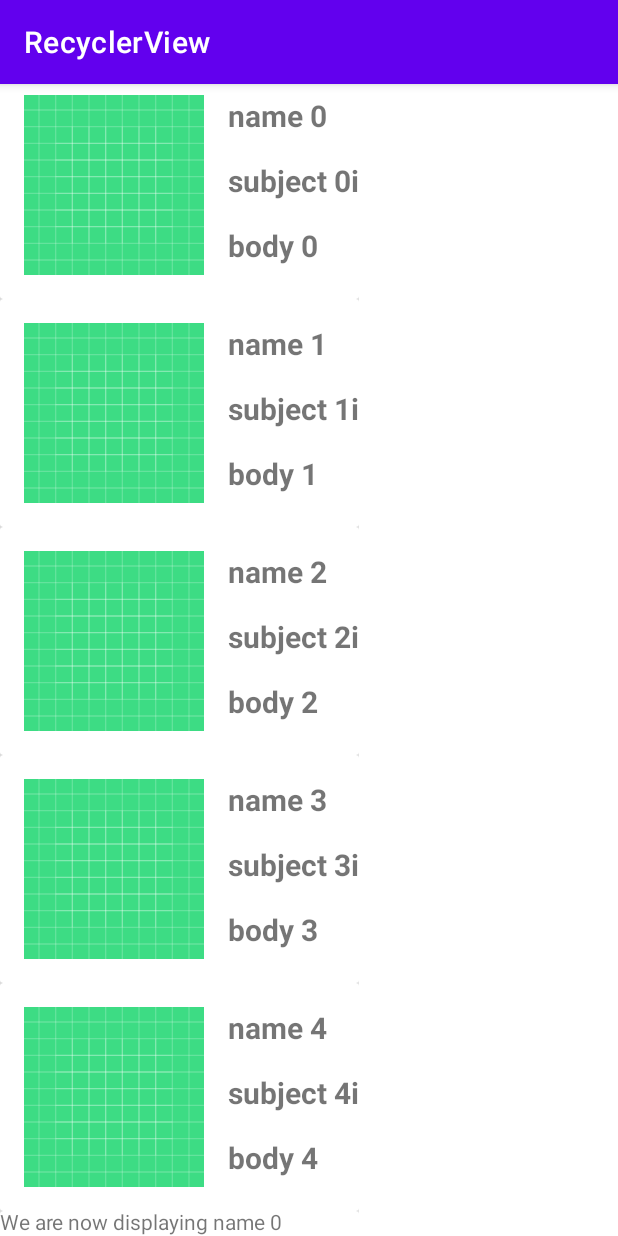
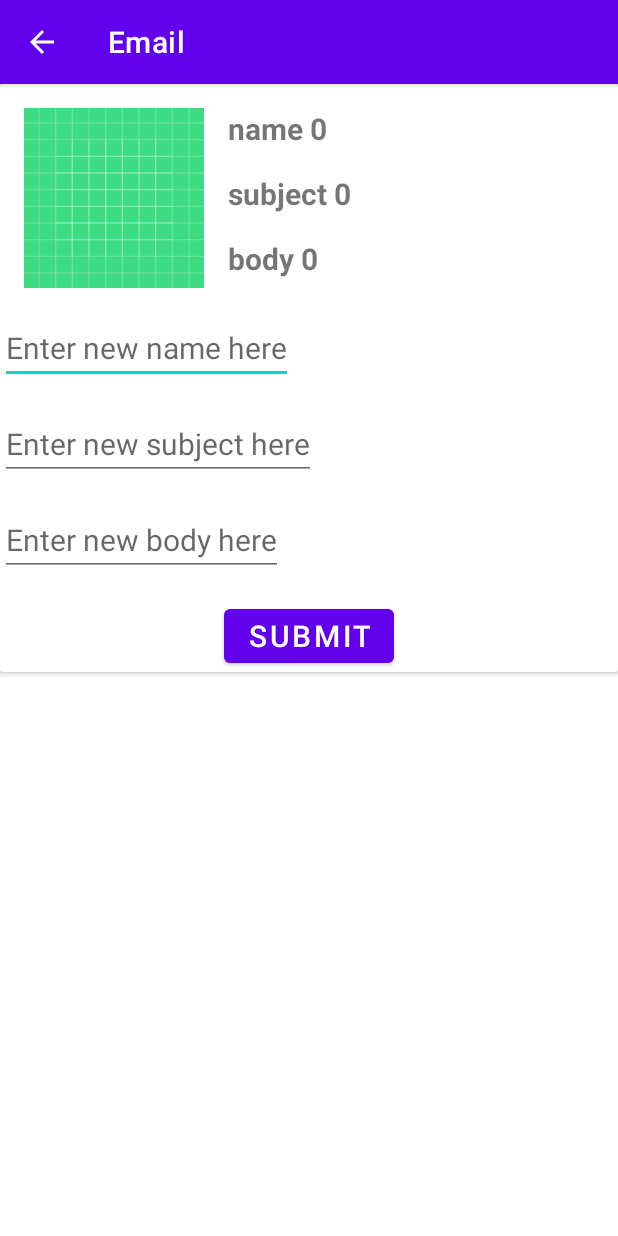
Before and after one commit to khaldrogo5540/RecyclerView_Assigment, an Android app: the screen it shows after launch (MainActivity before the commit, SecondActivity after it), after a tap on an icon or button, on a phone screen of 412 x 824 dp. Run offline under Robolectric (Android 15) with nearby library versions, the phone set to English and light mode, and no system bars; pictures from the network do not load.

Commit message:
Added second activity files for assignment purpose

```diff
--- a/app/build.gradle
+++ b/app/build.gradle
@@ -25,6 +25,9 @@ android {
         sourceCompatibility JavaVersion.VERSION_1_8
         targetCompatibility JavaVersion.VERSION_1_8
     }
+    buildFeatures {
+        viewBinding true
+    }
 }
 
 dependencies {
@@ -32,6 +35,8 @@ dependencies {
     implementation 'androidx.appcompat:appcompat:1.3.1'
     implementation 'com.google.android.material:material:1.4.0'
     implementation 'androidx.constraintlayout:constraintlayout:2.1.0'
+    implementation 'androidx.navigation:navigation-fragment:2.3.5'
+    implementation 'androidx.navigation:navigation-ui:2.3.5'
     testImplementation 'junit:junit:4.13.2'
     androidTestImplementation 'androidx.test.ext:junit:1.1.3'
     androidTestImplementation 'androidx.test.espresso:espresso-core:3.4.0'
--- a/app/src/main/java/com/example/recyclerview/Adapters/EmailViewHolder.java
+++ b/app/src/main/java/com/example/recyclerview/Adapters/EmailViewHolder.java
@@ -63,6 +63,8 @@ class EmailViewHolder extends RecyclerView.ViewHolder implements View.OnClickLis
     //override the onClick method
     @Override
     public void onClick(View v) {
+
         mListener.onEmailClicked(v, getAdapterPosition());
+
     }
 }
--- a/app/src/main/java/com/example/recyclerview/MainActivity.java
+++ b/app/src/main/java/com/example/recyclerview/MainActivity.java
@@ -1,11 +1,15 @@
 package com.example.recyclerview;
 
+import androidx.annotation.Nullable;
 import androidx.appcompat.app.AppCompatActivity;
 import androidx.recyclerview.widget.LinearLayoutManager;
 import androidx.recyclerview.widget.RecyclerView;
 
+import android.content.Intent;
 import android.os.Bundle;
+import android.os.Parcelable;
 import android.view.View;
+import android.webkit.ServiceWorkerController;
 import android.widget.TextView;
 import android.widget.Toast;
 
@@ -23,12 +27,13 @@ public class MainActivity extends AppCompatActivity implements EmailClickListene
     private RecyclerView mEmailRv;
     private List<Email> mEmailList;
     private TextView mMyTextView;
+    public static final int TEXT_REQUEST = 1;
+    private EmailAdapter mAdapter;
 
     @Override
     protected void onCreate(Bundle savedInstanceState) {
         super.onCreate(savedInstanceState);
         setContentView(R.layout.activity_main);
-
         initializeViews();
         getData();
         setUpRecyclerView();
@@ -49,7 +54,7 @@ public class MainActivity extends AppCompatActivity implements EmailClickListene
         for (int i=0; i<100; i++) {
             Email currentEmail = new Email(
                     "name " + i,
-                    "subject " + i + "i",
+                    "subject " + i,
                     "body " + i,
                     "https://purepng.com/public/uploads/large/purepng.com-mail-iconsymbolsiconsapple-iosiosios-8-iconsios-8-721522596075clftr.png"
             );
@@ -60,8 +65,8 @@ public class MainActivity extends AppCompatActivity implements EmailClickListene
 
     public void setUpRecyclerView() {
         //STEP 6: Initialize our adapter and set it to our recyclerview
-        EmailAdapter myAdapter = new EmailAdapter(mEmailList);
-        mEmailRv.setAdapter(myAdapter);
+        mAdapter = new EmailAdapter(mEmailList);
+        mEmailRv.setAdapter(mAdapter);
 
         //STEP 7: Set a linear layout manager to our recyclerview
         mEmailRv.setLayoutManager(
@@ -82,5 +87,42 @@ public class MainActivity extends AppCompatActivity implements EmailClickListene
                 "We are now displaying " + mEmailList.get(position).getName(),
                 Toast.LENGTH_LONG).show();
         mMyTextView.setText("We are now displaying " + mEmailList.get(position).getName());
+
+        Email clickedEmail = mEmailList.get(position);
+
+
+        Intent intent = new Intent(this, SecondActivity.class);
+        intent.putExtra(String.valueOf(SecondActivity.SELECTED_EMAIL_POSITION), position);
+        intent.putExtra(SecondActivity.SELECTED_EMAIL_OBJECT, clickedEmail);
+        startActivityForResult(intent,TEXT_REQUEST);
+
+//        intent.putExtra(SecondActivity.SELECTED_EMAIL_NAME, clickedEmail.getName());
+//        intent.putExtra(SecondActivity.SELECTED_EMAIL_BODY, clickedEmail.getBody());
+//        intent.putExtra(SecondActivity.SELECTED_EMAIL_SUBJECT, clickedEmail.getSubject());
+//        intent.putExtra(SecondActivity.SELECTED_EMAIL_URL, clickedEmail.getImageUrl());
+
+
+
+
+    }
+
+    @Override
+    protected void onActivityResult(int requestCode, int resultCode, @Nullable Intent data) {
+        super.onActivityResult(requestCode, resultCode, data);
+
+
+        if (requestCode == TEXT_REQUEST)
+        {
+            if (resultCode == RESULT_OK)
+            {
+                if (data != null)
+                {
+                    Email retrievedEmail = data.getParcelableExtra(SecondActivity.SELECTED_EMAIL_OBJECT);
+                    int position = data.getIntExtra(SecondActivity.SELECTED_EMAIL_POSITION, 0);
+                    mAdapter.setEmail(position, retrievedEmail);
+                }
+            }
+        }
+
     }
 }
--- /dev/null
+++ b/app/src/main/java/com/example/recyclerview/SecondActivity.java
@@ -0,0 +1,90 @@
+package com.example.recyclerview;
+
+import androidx.appcompat.app.AppCompatActivity;
+import androidx.recyclerview.widget.RecyclerView;
+
+import android.content.Intent;
+import android.os.Bundle;
+import android.view.View;
+import android.widget.EditText;
+import android.widget.ImageView;
+import android.widget.TextView;
+
+import com.bumptech.glide.Glide;
+import com.example.recyclerview.model.Email;
+
+public class SecondActivity extends AppCompatActivity {
+//    public static String SELECTED_EMAIL_NAME = "SELECTED_EMAIL_NAME";
+//    public static String SELECTED_EMAIL_BODY = "SELECTED_EMAIL_BODY";
+//    public static String SELECTED_EMAIL_SUBJECT = "SELECTED_EMAIL_SUBJECT";
+//    public static String SELECTED_EMAIL_URL = "SELECTED_EMAIL_URL";
+    public static String SELECTED_EMAIL_POSITION = "SELECTED_EMAIL_POSITION";
+    public static String SELECTED_EMAIL_OBJECT = "SELECTED_EMAIL_OBJECT";
+    public static final String EXTRA_REPLY = "com.example.android.secondactivity.extra.REPLY";
+
+
+    private Email mEmail;
+    private int mPosition;
+    private TextView mName;
+    private ImageView mImage;
+    private TextView mSubject;
+    private TextView mBody;
+    private EditText mUpdateName;
+    private EditText mUpdateSubject;
+    private EditText mUpdateBody;
+
+
+
+
+
+    @Override
+    protected void onCreate(Bundle savedInstanceState) {
+        super.onCreate(savedInstanceState);
+        setContentView(R.layout.activity_second);
+
+        mImage = findViewById(R.id.email_image);
+        mName = findViewById(R.id.name_t);
+        mSubject = findViewById(R.id.subject_t);
+        mBody = findViewById(R.id.body_t);
+        mUpdateName = findViewById(R.id.Edit_name);
+        mUpdateSubject= findViewById(R.id.Edit_subject);
+        mUpdateBody = findViewById(R.id.Edit_body);
+
+        Intent intent = getIntent();
+        if (intent != null) {
+            mEmail = intent.getParcelableExtra(SELECTED_EMAIL_OBJECT);
+            mPosition = intent.getIntExtra(SELECTED_EMAIL_POSITION, 0);
+
+//            String emailName = intent.getStringExtra(SELECTED_EMAIL_NAME);
+//            String emailBody = intent.getStringExtra(SELECTED_EMAIL_BODY);
+//            String emailSubject = intent.getStringExtra(SELECTED_EMAIL_SUBJECT);
+//            String emailUrl = intent.getStringExtra(SELECTED_EMAIL_URL);
+
+            mName.setText(mEmail.getName());
+            mSubject.setText(mEmail.getSubject());
+            mBody.setText(mEmail.getBody());
+            Glide.with(this)
+                    .load(mEmail.getImageUrl())
+                    .placeholder(R.drawable.ic_launcher_background)
+                    .into(mImage);
+        }
+    }
+
+    public void updateInfo(View view) {
+        String replyName = mUpdateName.getText().toString();
+        String replySubject = mUpdateSubject.getText().toString();
+        String replyBody = mUpdateBody.getText().toString();
+
+        mEmail.setName(replyName);
+        mEmail.setSubject(replySubject);
+        mEmail.setBody(replyBody);
+
+        Intent replyIntent= new Intent();
+        replyIntent.putExtra(SELECTED_EMAIL_OBJECT, mEmail);
+        replyIntent.putExtra(SELECTED_EMAIL_POSITION, mPosition);
+
+        setResult(RESULT_OK, replyIntent);
+        finish();
+
+    }
+}
--- /dev/null
+++ b/app/src/main/res/layout/activity_second.xml
@@ -0,0 +1,105 @@
+<?xml version="1.0" encoding="utf-8"?>
+<androidx.cardview.widget.CardView
+    xmlns:android="http://schemas.android.com/apk/res/android"
+    xmlns:app="http://schemas.android.com/apk/res-auto"
+    xmlns:tools="http://schemas.android.com/tools"
+    android:layout_width="match_parent"
+    android:layout_height="wrap_content">
+
+    <!--    STEP 2: CREATE A LAYOUT FOR ONE CELL/ITEM IN YOUR
+                RECYCLERVIEW-->
+    <androidx.constraintlayout.widget.ConstraintLayout
+        android:layout_width="match_parent"
+        android:layout_height="match_parent">
+
+        <ImageView
+            android:id="@+id/email_image"
+            android:layout_width="@dimen/image_width"
+            android:layout_height="@dimen/image_height"
+            android:layout_margin="@dimen/stnd_margin"
+            android:src="@drawable/ic_launcher_background"
+            app:layout_constraintBottom_toTopOf ="@id/Edit_name"
+            app:layout_constraintStart_toStartOf="parent"
+            app:layout_constraintTop_toTopOf="parent" />
+
+        <TextView
+            android:id="@+id/name_t"
+            android:layout_width="wrap_content"
+            android:layout_height="wrap_content"
+            android:layout_margin="@dimen/stnd_margin"
+            app:layout_constraintTop_toTopOf="parent"
+            android:text="@string/email_name"
+            android:textSize="20sp"
+            android:textStyle="bold"
+            app:layout_constraintStart_toEndOf="@id/email_image" />
+
+        <TextView
+            android:id="@+id/subject_t"
+            android:layout_width="wrap_content"
+            android:layout_height="wrap_content"
+            android:layout_margin="@dimen/stnd_margin"
+            app:layout_constraintTop_toBottomOf="@id/name_t"
+            android:text="@string/email_name"
+            android:textSize="20sp"
+            android:textStyle="bold"
+            app:layout_constraintStart_toEndOf="@id/email_image" />
+
+
+        <TextView
+            android:id="@+id/body_t"
+            android:layout_width="wrap_content"
+            android:layout_height="wrap_content"
+            android:layout_margin="@dimen/stnd_margin"
+            app:layout_constraintTop_toBottomOf="@id/subject_t"
+            android:text="@string/email_name"
+            android:textSize="20sp"
+            android:textStyle="bold"
+            app:layout_constraintStart_toEndOf="@id/email_image" />
+
+        <EditText
+            android:id="@+id/Edit_name"
+            android:layout_width="wrap_content"
+            android:layout_height="wrap_content"
+            android:layout_margin="@dimen/stnd_margin"
+            app:layout_constraintTop_toBottomOf="@id/email_image"
+            android:hint="Enter new name here"
+            android:textSize="20sp"
+            tools:ignore="MissingConstraints" />
+
+        <EditText
+            android:id="@+id/Edit_subject"
+            android:layout_width="wrap_content"
+            android:layout_height="wrap_content"
+            android:layout_margin="@dimen/stnd_margin"
+            app:layout_constraintTop_toBottomOf="@id/Edit_name"
+            android:hint="Enter new subject here"
+            android:textSize="20sp"
+            tools:ignore="MissingConstraints" />
+
+        <EditText
+            android:id="@+id/Edit_body"
+            android:layout_width="wrap_content"
+            android:layout_height="wrap_content"
+            android:layout_margin="@dimen/stnd_margin"
+            app:layout_constraintTop_toBottomOf="@id/Edit_subject"
+            android:hint="Enter new body here"
+            android:textSize="20sp"
+            tools:ignore="MissingConstraints" />
+
+        <Button
+            android:id="@+id/Button_submit"
+            android:layout_width="wrap_content"
+            android:layout_height="wrap_content"
+            android:layout_margin="@dimen/stnd_margin"
+            app:layout_constraintTop_toBottomOf="@id/Edit_body"
+            android:text="Submit"
+            android:onClick="updateInfo"
+            android:textSize="20sp"
+            app:layout_constraintRight_toRightOf="parent"
+            app:layout_constraintLeft_toLeftOf="parent"
+            tools:ignore="MissingConstraints" />
+
+
+
+    </androidx.constraintlayout.widget.ConstraintLayout>
+</androidx.cardview.widget.CardView>
--- /dev/null
+++ b/app/src/main/res/values-land/dimens.xml
@@ -0,0 +1,3 @@
+<resources>
+        <dimen name="fab_margin">48dp</dimen>
+    </resources>
--- /dev/null
+++ b/app/src/main/res/values-w1240dp/dimens.xml
@@ -0,0 +1,3 @@
+<resources>
+        <dimen name="fab_margin">200dp</dimen>
+    </resources>
--- /dev/null
+++ b/app/src/main/res/values-w600dp/dimens.xml
@@ -0,0 +1,3 @@
+<resources>
+        <dimen name="fab_margin">48dp</dimen>
+    </resources>
--- a/app/src/main/res/values/dimens.xml
+++ b/app/src/main/res/values/dimens.xml
@@ -3,4 +3,5 @@
     <dimen name="image_width">120dp</dimen>
     <dimen name="image_height">120dp</dimen>
     <dimen name="stnd_margin">16dp</dimen>
+    <dimen name="fab_margin">16dp</dimen>
 </resources>
--- a/app/src/main/res/values/themes.xml
+++ b/app/src/main/res/values/themes.xml
@@ -13,4 +13,10 @@
         <item name="android:statusBarColor" tools:targetApi="l">?attr/colorPrimaryVariant</item>
         <!-- Customize your theme here. -->
     </style>
+    <style name="Theme.RecyclerView.NoActionBar">
+        <item name="windowActionBar">false</item>
+        <item name="windowNoTitle">true</item>
+    </style>
+    <style name="Theme.RecyclerView.AppBarOverlay" parent="ThemeOverlay.AppCompat.Dark.ActionBar" />
+    <style name="Theme.RecyclerView.PopupOverlay" parent="ThemeOverlay.AppCompat.Light" />
 </resources>
```
Also changed, not shown: app/src/main/AndroidManifest.xml (+8 -0 lines), app/src/main/java/com/example/recyclerview/model/Email.java (+36 -1 lines), app/src/main/res/navigation/nav_graph.xml (added, +28 -0 lines), app/src/main/res/values/strings.xml (+9 -0 lines).
